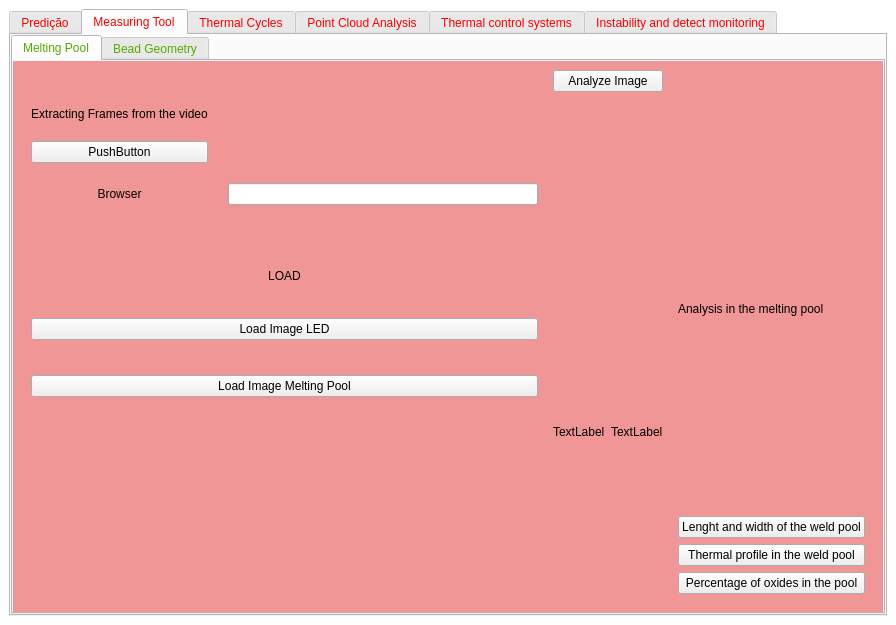
Above: AMS_ui.ui from NycFenix/A.M.S-Interface before the change. Below: the same form after it.
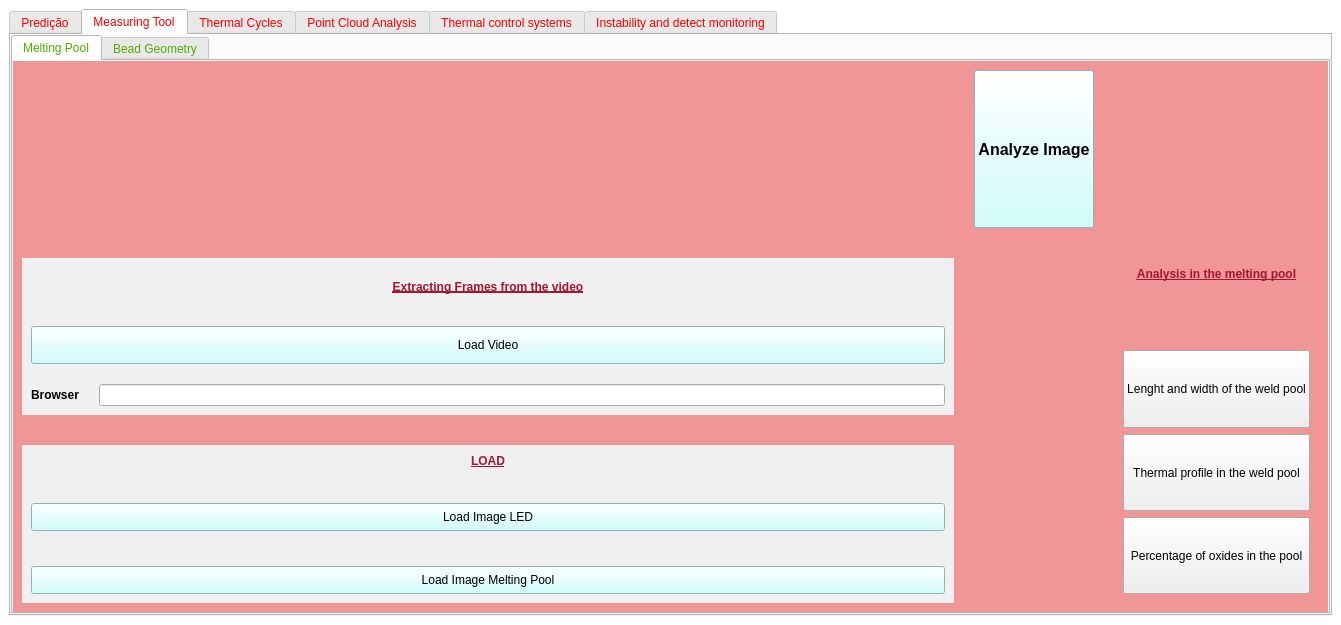
That is the form after the change. Icons and pictures are not drawn.

Commit message: Finished melting pool styling

```diff
--- a/AMS_ui.ui
+++ b/AMS_ui.ui
@@ -6,7 +6,7 @@
    <rect>
     <x>0</x>
     <y>0</y>
-    <width>896</width>
+    <width>1341</width>
     <height>625</height>
    </rect>
   </property>
@@ -6138,22 +6138,46 @@
            <number>0</number>
           </property>
           <widget class="QWidget" name="melting_pool">
+           <property name="font">
+            <font>
+             <pointsize>8</pointsize>
+            </font>
+           </property>
            <property name="styleSheet">
             <string notr="true">#melting_pool{
 	background-color: rgb(240, 150, 150);
 
 }
 
-#loader_title, #frame_extracting_title, #analysis_title {
-color:(170, 39, 53);
+/*red title labels*/
+#frame_extracting_title, #analysis_title, #loader_title {
+color:rgb(162, 23, 51);
+font-weight:bold;
+text-decoration: underline;
+}
+
+/*grey rectangle layouts*/
+#ImgLoader_rect, #ExtractingFrames_rect {
+background-color:rgb(240, 240, 240);
+}
+
+/*blue buttons*/
+#load_videoBttn, #MePoLoaderbttn, #LEDLoaderbttn, #Analyzebttn {
+background-color:rgb(197, 252, 252);
 }</string>
            </property>
            <attribute name="title">
             <string>Melting Pool</string>
            </attribute>
            <layout class="QGridLayout" name="gridLayout_13">
+            <property name="horizontalSpacing">
+             <number>20</number>
+            </property>
+            <property name="verticalSpacing">
+             <number>30</number>
+            </property>
             <item row="2" column="0">
-             <widget class="QWidget" name="ImgLoad_rect" native="true">
+             <widget class="QWidget" name="ImgLoader_rect" native="true">
               <layout class="QVBoxLayout" name="verticalLayout_5">
                <property name="spacing">
                 <number>35</number>
@@ -6170,38 +6194,43 @@
                </item>
                <item>
                 <widget class="QPushButton" name="LEDLoaderbttn">
+                 <property name="sizePolicy">
+                  <sizepolicy hsizetype="Preferred" vsizetype="Expanding">
+                   <horstretch>0</horstretch>
+                   <verstretch>0</verstretch>
+                  </sizepolicy>
+                 </property>
                  <property name="text">
                   <string>Load Image LED</string>
                  </property>
                 </widget>
                </item>
                <item>
-                <widget class="QPushButton" name="MeltingPoolLoaderbttn">
+                <widget class="QPushButton" name="MePoLoaderbttn">
+                 <property name="sizePolicy">
+                  <sizepolicy hsizetype="Preferred" vsizetype="Expanding">
+                   <horstretch>0</horstretch>
+                   <verstretch>0</verstretch>
+                  </sizepolicy>
+                 </property>
                  <property name="text">
                   <string>Load Image Melting Pool</string>
                  </property>
                 </widget>
                </item>
-               <item>
-                <spacer name="verticalSpacer_5">
-                 <property name="orientation">
-                  <enum>Qt::Orientation::Vertical</enum>
-                 </property>
-                 <property name="sizeHint" stdset="0">
-                  <size>
-                   <width>20</width>
-                   <height>40</height>
-                  </size>
-                 </property>
-                </spacer>
-               </item>
               </layout>
              </widget>
             </item>
             <item row="2" column="2">
              <widget class="QLabel" name="melting_pool_img">
               <property name="text">
-               <string>TextLabel</string>
+               <string/>
+              </property>
+              <property name="pixmap">
+               <pixmap>../../../Pictures/placeholderImgDim.png</pixmap>
+              </property>
+              <property name="scaledContents">
+               <bool>true</bool>
               </property>
              </widget>
             </item>
@@ -6213,6 +6242,11 @@
                </property>
                <item row="2" column="0">
                 <widget class="QLabel" name="Browser_label">
+                 <property name="font">
+                  <font>
+                   <bold>true</bold>
+                  </font>
+                 </property>
                  <property name="text">
                   <string>Browser</string>
                  </property>
@@ -6224,8 +6258,14 @@
                <item row="2" column="1">
                 <widget class="QLineEdit" name="Browser_show"/>
                </item>
-               <item row="0" column="0">
+               <item row="0" column="0" colspan="2">
                 <widget class="QLabel" name="frame_extracting_title">
+                 <property name="sizePolicy">
+                  <sizepolicy hsizetype="Expanding" vsizetype="Expanding">
+                   <horstretch>0</horstretch>
+                   <verstretch>0</verstretch>
+                  </sizepolicy>
+                 </property>
                  <property name="text">
                   <string>Extracting Frames from the video</string>
                  </property>
@@ -6234,58 +6274,75 @@
                  </property>
                 </widget>
                </item>
-               <item row="1" column="0">
+               <item row="1" column="0" colspan="2">
                 <widget class="QPushButton" name="load_videoBttn">
+                 <property name="sizePolicy">
+                  <sizepolicy hsizetype="Expanding" vsizetype="Expanding">
+                   <horstretch>0</horstretch>
+                   <verstretch>0</verstretch>
+                  </sizepolicy>
+                 </property>
                  <property name="text">
-                  <string>PushButton</string>
+                  <string>Load Video</string>
                  </property>
                 </widget>
                </item>
-               <item row="3" column="0">
-                <spacer name="verticalSpacer_4">
-                 <property name="orientation">
-                  <enum>Qt::Orientation::Vertical</enum>
-                 </property>
-                 <property name="sizeType">
-                  <enum>QSizePolicy::Policy::Preferred</enum>
-                 </property>
-                 <property name="sizeHint" stdset="0">
-                  <size>
-                   <width>20</width>
-                   <height>40</height>
-                  </size>
-                 </property>
-                </spacer>
-               </item>
               </layout>
              </widget>
             </item>
             <item row="1" column="1" colspan="2">
              <widget class="QLabel" name="label_2">
+              <property name="sizePolicy">
+               <sizepolicy hsizetype="Preferred" vsizetype="Preferred">
+                <horstretch>0</horstretch>
+                <verstretch>0</verstretch>
+               </sizepolicy>
+              </property>
               <property name="text">
                <string/>
               </property>
+              <property name="pixmap">
+               <pixmap>../../../Pictures/placeholderImgDim.png</pixmap>
+              </property>
+              <property name="scaledContents">
+               <bool>true</bool>
+              </property>
              </widget>
             </item>
             <item row="2" column="1">
              <widget class="QLabel" name="LEDimg">
               <property name="text">
-               <string>TextLabel</string>
+               <string/>
+              </property>
+              <property name="pixmap">
+               <pixmap>../../../Pictures/placeholderImgDim.png</pixmap>
+              </property>
+              <property name="scaledContents">
+               <bool>true</bool>
               </property>
              </widget>
             </item>
             <item row="1" column="3" rowspan="2">
-             <widget class="QWidget" name="melting_pool_analysis_rect" native="true">
+             <widget class="QWidget" name="MeltingPoolAnalysis_rect" native="true">
               <layout class="QVBoxLayout" name="verticalLayout_6">
                <item>
-                <widget class="QLabel" name="label">
+                <widget class="QLabel" name="analysis_title">
                  <property name="text">
                   <string>Analysis in the melting pool</string>
                  </property>
+                 <property name="alignment">
+                  <set>Qt::AlignmentFlag::AlignHCenter|Qt::AlignmentFlag::AlignTop</set>
+                 </property>
                 </widget>
                </item>
                <item>
                 <widget class="QPushButton" name="pushButton">
+                 <property name="sizePolicy">
+                  <sizepolicy hsizetype="Minimum" vsizetype="Preferred">
+                   <horstretch>0</horstretch>
+                   <verstretch>0</verstretch>
+                  </sizepolicy>
+                 </property>
                  <property name="text">
                   <string>Lenght and width of the weld pool</string>
                  </property>
@@ -6293,6 +6350,12 @@
                </item>
                <item>
                 <widget class="QPushButton" name="pushButton_2">
+                 <property name="sizePolicy">
+                  <sizepolicy hsizetype="Minimum" vsizetype="Preferred">
+                   <horstretch>0</horstretch>
+                   <verstretch>0</verstretch>
+                  </sizepolicy>
+                 </property>
                  <property name="text">
                   <string>Thermal profile in the weld pool</string>
                  </property>
@@ -6300,6 +6363,12 @@
                </item>
                <item>
                 <widget class="QPushButton" name="pushButton_3">
+                 <property name="sizePolicy">
+                  <sizepolicy hsizetype="Minimum" vsizetype="Preferred">
+                   <horstretch>0</horstretch>
+                   <verstretch>0</verstretch>
+                  </sizepolicy>
+                 </property>
                  <property name="text">
                   <string>Percentage of oxides in the pool</string>
                  </property>
@@ -6310,6 +6379,18 @@
             </item>
             <item row="0" column="1" colspan="2">
              <widget class="QPushButton" name="Analyzebttn">
+              <property name="sizePolicy">
+               <sizepolicy hsizetype="Minimum" vsizetype="Expanding">
+                <horstretch>0</horstretch>
+                <verstretch>0</verstretch>
+               </sizepolicy>
+              </property>
+              <property name="font">
+               <font>
+                <pointsize>12</pointsize>
+                <bold>true</bold>
+               </font>
+              </property>
               <property name="text">
                <string>Analyze Image</string>
               </property>
```
